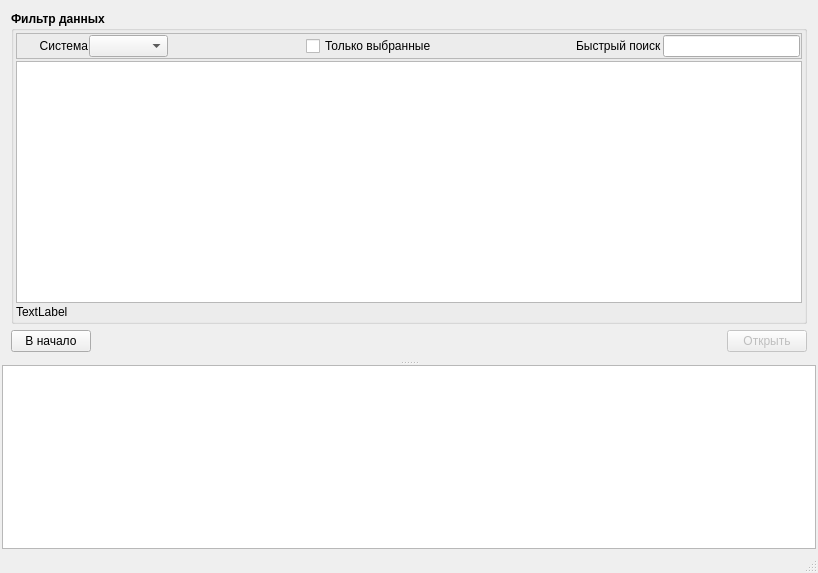
Aleksander1975/Apak, file recovery/ZNRecover/src/mainwindow.ui: the form before one commit.
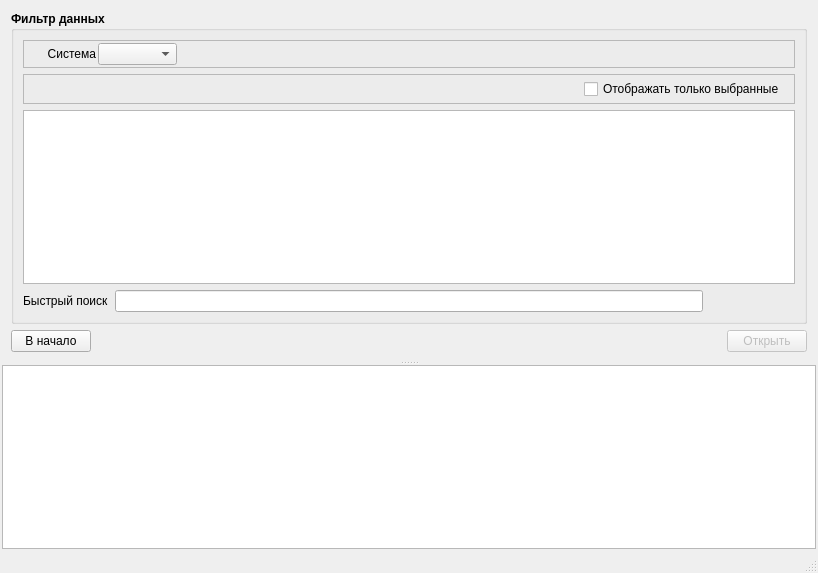
The form after the commit. Icons and pictures are not drawn.

What changed in the file:
```diff
--- a/recovery/ZNRecover/src/mainwindow.ui
+++ b/recovery/ZNRecover/src/mainwindow.ui
@@ -804,22 +804,7 @@
            <property name="title">
             <string>Фильтр данных</string>
            </property>
-           <layout class="QVBoxLayout" name="verticalLayout_12">
-            <property name="spacing">
-             <number>2</number>
-            </property>
-            <property name="leftMargin">
-             <number>2</number>
-            </property>
-            <property name="topMargin">
-             <number>2</number>
-            </property>
-            <property name="rightMargin">
-             <number>2</number>
-            </property>
-            <property name="bottomMargin">
-             <number>2</number>
-            </property>
+           <layout class="QVBoxLayout" name="verticalLayout_10">
             <item>
              <widget class="QFrame" name="frame_2">
               <property name="frameShape">
@@ -828,21 +813,21 @@
               <property name="frameShadow">
                <enum>QFrame::Raised</enum>
               </property>
-              <layout class="QHBoxLayout" name="horizontalLayout_5">
+              <layout class="QHBoxLayout" name="horizontalLayout_13">
                <property name="spacing">
-                <number>1</number>
+                <number>2</number>
                </property>
                <property name="leftMargin">
-                <number>1</number>
+                <number>2</number>
                </property>
                <property name="topMargin">
-                <number>1</number>
+                <number>2</number>
                </property>
                <property name="rightMargin">
-                <number>1</number>
+                <number>2</number>
                </property>
                <property name="bottomMargin">
-                <number>1</number>
+                <number>2</number>
                </property>
                <item>
                 <widget class="QLabel" name="label_9">
@@ -888,16 +873,67 @@
                  </property>
                 </spacer>
                </item>
+              </layout>
+             </widget>
+            </item>
+            <item>
+             <widget class="QFrame" name="frame_3">
+              <property name="frameShape">
+               <enum>QFrame::StyledPanel</enum>
+              </property>
+              <property name="frameShadow">
+               <enum>QFrame::Raised</enum>
+              </property>
+              <layout class="QHBoxLayout" name="horizontalLayout_5">
+               <property name="spacing">
+                <number>2</number>
+               </property>
+               <property name="leftMargin">
+                <number>2</number>
+               </property>
+               <property name="topMargin">
+                <number>2</number>
+               </property>
+               <property name="bottomMargin">
+                <number>2</number>
+               </property>
                <item>
-                <widget class="QCheckBox" name="checkFilteredOnly">
-                 <property name="font">
-                  <font>
-                   <weight>50</weight>
-                   <bold>false</bold>
-                  </font>
+                <widget class="QPushButton" name="bnAddToFilter">
+                 <property name="minimumSize">
+                  <size>
+                   <width>24</width>
+                   <height>24</height>
+                  </size>
                  </property>
                  <property name="text">
-                  <string>Только выбранные</string>
+                  <string/>
+                 </property>
+                 <property name="icon">
+                  <iconset resource="../res/res.qrc">
+                   <normaloff>:/main/add.ico</normaloff>:/main/add.ico</iconset>
+                 </property>
+                 <property name="flat">
+                  <bool>true</bool>
+                 </property>
+                </widget>
+               </item>
+               <item>
+                <widget class="QPushButton" name="bnRemoveFromFilter">
+                 <property name="minimumSize">
+                  <size>
+                   <width>24</width>
+                   <height>24</height>
+                  </size>
+                 </property>
+                 <property name="text">
+                  <string/>
+                 </property>
+                 <property name="icon">
+                  <iconset resource="../res/res.qrc">
+                   <normaloff>:/main/cross.ico</normaloff>:/main/cross.ico</iconset>
+                 </property>
+                 <property name="flat">
+                  <bool>true</bool>
                  </property>
                 </widget>
                </item>
@@ -908,14 +944,14 @@
                  </property>
                  <property name="sizeHint" stdset="0">
                   <size>
-                   <width>40</width>
+                   <width>482</width>
                    <height>20</height>
                   </size>
                  </property>
                 </spacer>
                </item>
                <item>
-                <widget class="QLabel" name="label_10">
+                <widget class="QCheckBox" name="checkFilteredOnly">
                  <property name="font">
                   <font>
                    <weight>50</weight>
@@ -923,13 +959,10 @@
                   </font>
                  </property>
                  <property name="text">
-                  <string>Быстрый поиск</string>
+                  <string>Отображать только выбранные</string>
                  </property>
                 </widget>
                </item>
-               <item>
-                <widget class="QLineEdit" name="lineQuickSearch"/>
-               </item>
               </layout>
              </widget>
             </item>
@@ -956,17 +989,52 @@
              </widget>
             </item>
             <item>
-             <widget class="QLabel" name="lblSignalDescription">
-              <property name="font">
-               <font>
-                <weight>50</weight>
-                <bold>false</bold>
-               </font>
-              </property>
-              <property name="text">
-               <string>TextLabel</string>
-              </property>
-             </widget>
+             <layout class="QHBoxLayout" name="horizontalLayout_12">
+              <item>
+               <widget class="QLabel" name="label_11">
+                <property name="font">
+                 <font>
+                  <weight>50</weight>
+                  <bold>false</bold>
+                 </font>
+                </property>
+                <property name="text">
+                 <string>Быстрый поиск</string>
+                </property>
+               </widget>
+              </item>
+              <item>
+               <widget class="QLineEdit" name="lineQuickSearch"/>
+              </item>
+              <item>
+               <widget class="QPushButton" name="bnApplyQuickSearch">
+                <property name="text">
+                 <string/>
+                </property>
+                <property name="icon">
+                 <iconset resource="../res/res.qrc">
+                  <normaloff>:/main/check_blue.ico</normaloff>:/main/check_blue.ico</iconset>
+                </property>
+                <property name="flat">
+                 <bool>true</bool>
+                </property>
+               </widget>
+              </item>
+              <item>
+               <widget class="QPushButton" name="bnDiscardQuickSearch">
+                <property name="text">
+                 <string/>
+                </property>
+                <property name="icon">
+                 <iconset resource="../res/res.qrc">
+                  <normaloff>:/main/cross.ico</normaloff>:/main/cross.ico</iconset>
+                </property>
+                <property name="flat">
+                 <bool>true</bool>
+                </property>
+               </widget>
+              </item>
+             </layout>
             </item>
            </layout>
           </widget>
```
Left out of the diff: 2 changed lines with no effect on the pictures.
